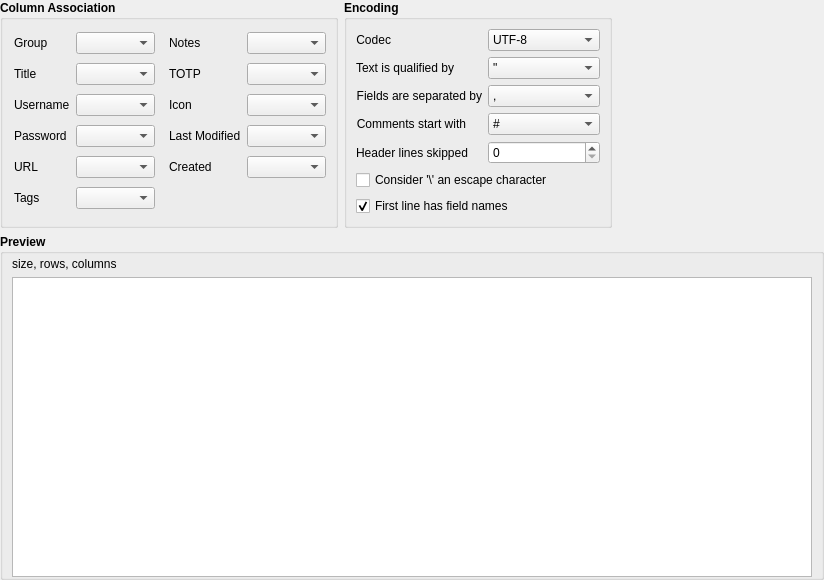
The window that src/gui/csvImport/CsvImportWidget.ui (iDarkTemplar/keepassx-min) describes before a commit, drawn with Qt 5.
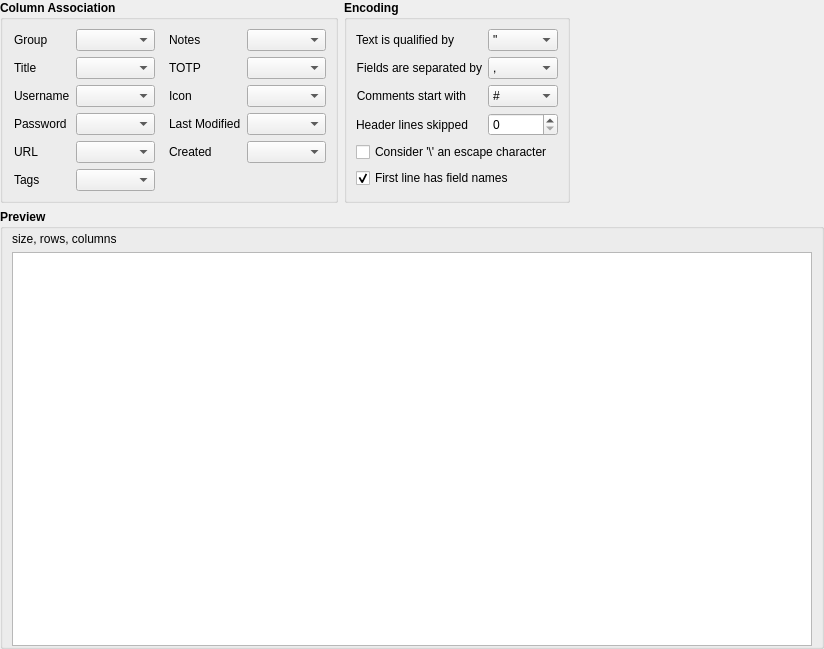
The same window after the commit.

The edit to the form file:
```diff
--- a/src/gui/csvImport/CsvImportWidget.ui
+++ b/src/gui/csvImport/CsvImportWidget.ui
@@ -7,7 +7,7 @@
     <x>0</x>
     <y>0</y>
     <width>820</width>
-    <height>523</height>
+    <height>649</height>
    </rect>
   </property>
   <property name="windowTitle">
@@ -32,7 +32,6 @@
       <widget class="QGroupBox" name="ColumnAssociation">
        <property name="font">
         <font>
-         <weight>75</weight>
          <bold>true</bold>
         </font>
        </property>
@@ -70,7 +69,6 @@
          <widget class="QLabel" name="groupLabel">
           <property name="font">
            <font>
-            <weight>50</weight>
             <bold>false</bold>
            </font>
           </property>
@@ -89,7 +87,6 @@
          <widget class="QLabel" name="notesLabel">
           <property name="font">
            <font>
-            <weight>50</weight>
             <bold>false</bold>
            </font>
           </property>
@@ -108,7 +105,6 @@
          <widget class="QLabel" name="usernameLabel">
           <property name="font">
            <font>
-            <weight>50</weight>
             <bold>false</bold>
            </font>
           </property>
@@ -166,7 +162,6 @@
          <widget class="QLabel" name="lastModifiedLabel">
           <property name="font">
            <font>
-            <weight>50</weight>
             <bold>false</bold>
            </font>
           </property>
@@ -211,7 +206,6 @@
          <widget class="QLabel" name="passwordLabel">
           <property name="font">
            <font>
-            <weight>50</weight>
             <bold>false</bold>
            </font>
           </property>
@@ -246,7 +240,6 @@
          <widget class="QLabel" name="createdLabel">
           <property name="font">
            <font>
-            <weight>50</weight>
             <bold>false</bold>
            </font>
           </property>
@@ -278,7 +271,6 @@
          <widget class="QLabel" name="urlLabel">
           <property name="font">
            <font>
-            <weight>50</weight>
             <bold>false</bold>
            </font>
           </property>
@@ -297,7 +289,6 @@
          <widget class="QLabel" name="totpLabel">
           <property name="font">
            <font>
-            <weight>50</weight>
             <bold>false</bold>
            </font>
           </property>
@@ -329,7 +320,6 @@
          <widget class="QLabel" name="iconLabel">
           <property name="font">
            <font>
-            <weight>50</weight>
             <bold>false</bold>
            </font>
           </property>
@@ -348,7 +338,6 @@
          <widget class="QLabel" name="titleLabel">
           <property name="font">
            <font>
-            <weight>50</weight>
             <bold>false</bold>
            </font>
           </property>
@@ -380,7 +369,6 @@
          <widget class="QLabel" name="tagsLabel">
           <property name="font">
            <font>
-            <weight>50</weight>
             <bold>false</bold>
            </font>
           </property>
@@ -412,7 +400,6 @@
       <widget class="QGroupBox" name="Encoding">
        <property name="font">
         <font>
-         <weight>75</weight>
          <bold>true</bold>
         </font>
        </property>
@@ -421,65 +408,9 @@
        </property>
        <layout class="QFormLayout" name="formLayout">
         <item row="0" column="0">
-         <widget class="QLabel" name="labelCodec">
-          <property name="font">
-           <font>
-            <weight>50</weight>
-            <bold>false</bold>
-           </font>
-          </property>
-          <property name="text">
-           <string>Codec</string>
-          </property>
-          <property name="alignment">
-           <set>Qt::AlignRight|Qt::AlignTrailing|Qt::AlignVCenter</set>
-          </property>
-         </widget>
-        </item>
-        <item row="0" column="1">
-         <widget class="QComboBox" name="comboBoxCodec">
-          <property name="font">
-           <font>
-            <weight>50</weight>
-            <bold>false</bold>
-           </font>
-          </property>
-          <property name="accessibleName">
-           <string>Codec</string>
-          </property>
-          <property name="editable">
-           <bool>false</bool>
-          </property>
-          <property name="currentText">
-           <string notr="true">UTF-8</string>
-          </property>
-          <item>
-           <property name="text">
-            <string notr="true">UTF-8</string>
-           </property>
-          </item>
-          <item>
-           <property name="text">
-            <string notr="true">Windows-1252</string>
-           </property>
-          </item>
-          <item>
-           <property name="text">
-            <string notr="true">UTF-16</string>
-           </property>
-          </item>
-          <item>
-           <property name="text">
-            <string notr="true">UTF-16LE</string>
-           </property>
-          </item>
-         </widget>
-        </item>
-        <item row="1" column="0">
          <widget class="QLabel" name="labelTextQualifier">
           <property name="font">
            <font>
-            <weight>50</weight>
             <bold>false</bold>
            </font>
           </property>
@@ -491,11 +422,10 @@
           </property>
          </widget>
         </item>
-        <item row="1" column="1">
+        <item row="0" column="1">
          <widget class="QComboBox" name="comboBoxTextQualifier">
           <property name="font">
            <font>
-            <weight>50</weight>
             <bold>false</bold>
            </font>
           </property>
@@ -535,11 +465,10 @@
           </item>
          </widget>
         </item>
-        <item row="2" column="0">
+        <item row="1" column="0">
          <widget class="QLabel" name="labelFieldSeparator">
           <property name="font">
            <font>
-            <weight>50</weight>
             <bold>false</bold>
            </font>
           </property>
@@ -551,11 +480,10 @@
           </property>
          </widget>
         </item>
-        <item row="2" column="1">
+        <item row="1" column="1">
          <widget class="QComboBox" name="comboBoxFieldSeparator">
           <property name="font">
            <font>
-            <weight>50</weight>
             <bold>false</bold>
            </font>
           </property>
@@ -600,11 +528,10 @@
           </item>
          </widget>
         </item>
-        <item row="3" column="0">
+        <item row="2" column="0">
          <widget class="QLabel" name="labelComments">
           <property name="font">
            <font>
-            <weight>50</weight>
             <bold>false</bold>
            </font>
           </property>
@@ -616,11 +543,10 @@
           </property>
          </widget>
         </item>
-        <item row="3" column="1">
+        <item row="2" column="1">
          <widget class="QComboBox" name="comboBoxComment">
           <property name="font">
            <font>
-            <weight>50</weight>
             <bold>false</bold>
            </font>
           </property>
@@ -655,11 +581,10 @@
           </item>
          </widget>
         </item>
-        <item row="4" column="0">
+        <item row="3" column="0">
          <widget class="QLabel" name="labelSkipRows">
           <property name="font">
            <font>
-            <weight>50</weight>
             <bold>false</bold>
            </font>
           </property>
@@ -671,11 +596,10 @@
           </property>
          </widget>
         </item>
-        <item row="4" column="1">
+        <item row="3" column="1">
          <widget class="QSpinBox" name="spinBoxSkip">
           <property name="font">
            <font>
-            <weight>50</weight>
             <bold>false</bold>
            </font>
           </property>
@@ -684,11 +608,10 @@
           </property>
          </widget>
         </item>
-        <item row="5" column="0" colspan="2">
+        <item row="4" column="0" colspan="2">
          <widget class="QCheckBox" name="checkBoxBackslash">
           <property name="font">
            <font>
-            <weight>50</weight>
             <bold>false</bold>
            </font>
           </property>
@@ -697,11 +620,10 @@
           </property>
          </widget>
         </item>
-        <item row="6" column="0" colspan="2">
+        <item row="5" column="0" colspan="2">
          <widget class="QCheckBox" name="checkBoxFieldNames">
           <property name="font">
            <font>
-            <weight>50</weight>
             <bold>false</bold>
            </font>
           </property>
@@ -735,7 +657,6 @@
     <widget class="QGroupBox" name="previewLayout">
      <property name="font">
       <font>
-       <weight>75</weight>
        <bold>true</bold>
       </font>
      </property>
@@ -756,7 +677,6 @@
        <widget class="QLabel" name="labelSizeRowsCols">
         <property name="font">
          <font>
-          <weight>50</weight>
           <bold>false</bold>
          </font>
         </property>
@@ -781,7 +701,6 @@
         </property>
         <property name="font">
          <font>
-          <weight>50</weight>
           <bold>false</bold>
          </font>
         </property>
```
Left out of the diff: 57 changed lines with no effect on the pictures.
